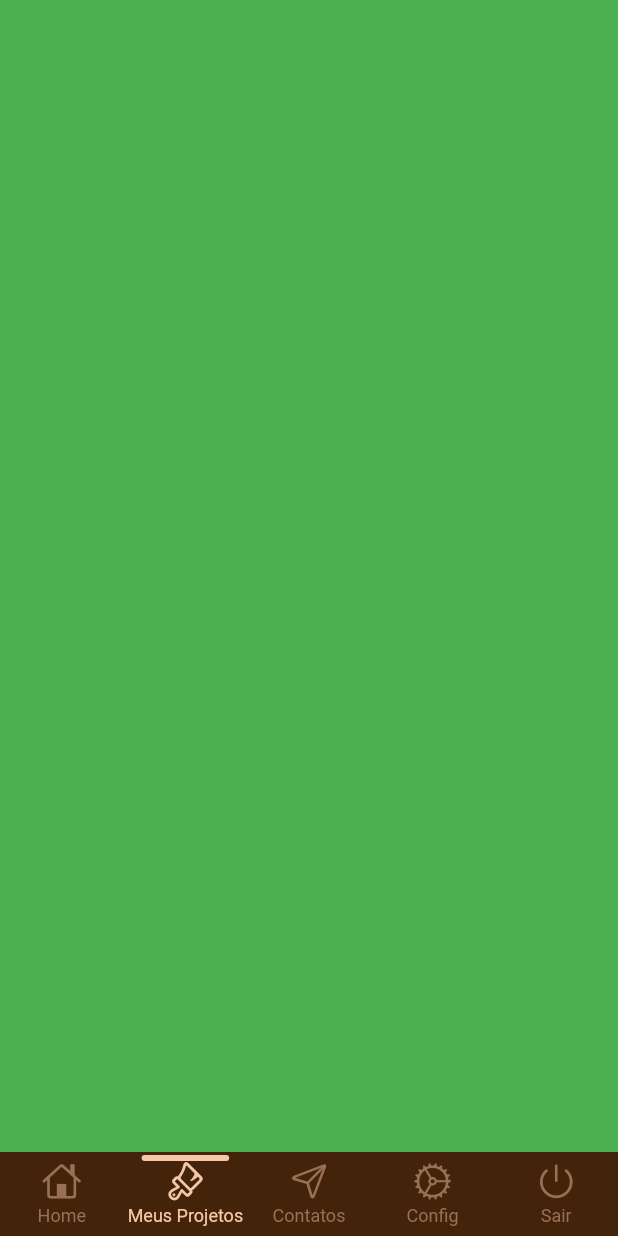
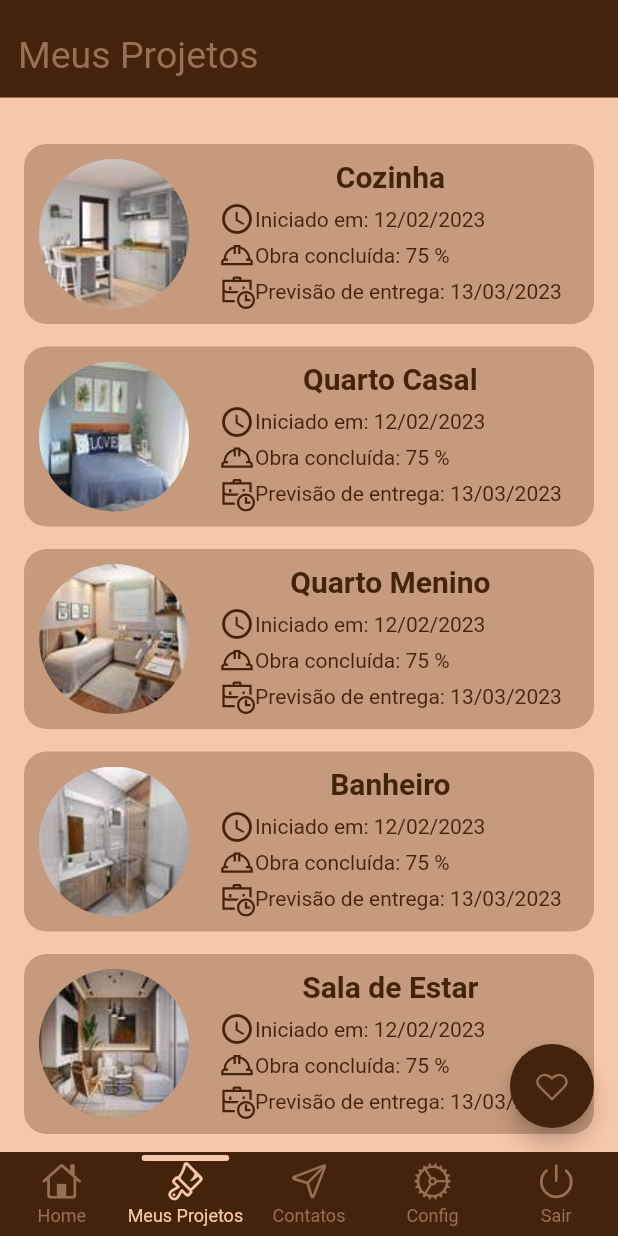
Before and after one commit to juninhocb/MovelX_Mobile, a Flutter app: the MenuScreen screen opened by its route, item 2 of the bottom bar chosen, on a phone screen of 412 x 824 dp. Run offline on Flutter 3.47's test engine with Material 2 defaults, Android fonts, the phone set to English and light mode, and no system bars; drawn by our look-alikes of persistent_bottom_nav_bar; our stand-ins replace carousel_slider, dots_indicator, flutter_login, get, line_icons.

Commit message:
feat: my projects | fix: icon at guest project

```diff
--- a/lib/helpers/constants/app_constants.dart
+++ b/lib/helpers/constants/app_constants.dart
@@ -24,6 +24,13 @@ class AppConstants {
   static const String avatarImage5 = "assets/images/avatars/avatar5.png";
   static const String avatarImage6 = "assets/images/avatars/avatar6.png";
 
+  static const String projectImage1 = "assets/images/my_projects/project1.jpg";
+  static const String projectImage2 = "assets/images/my_projects/project2.jpg";
+  static const String projectImage3 = "assets/images/my_projects/project3.jpg";
+  static const String projectImage4 = "assets/images/my_projects/project4.jpg";
+  static const String projectImage5 = "assets/images/my_projects/project5.jpg";
+
+
   static Duration twoSeconds = const Duration(seconds: 2);
   static Duration threeSeconds = const Duration(seconds: 3);
 
--- a/lib/helpers/routes/app_routes.dart
+++ b/lib/helpers/routes/app_routes.dart
@@ -4,7 +4,7 @@ import 'package:mobile_movelx/views/splash/splash_screen.dart';
 import 'package:flutter/material.dart';
 
 import '../../views/guest/menu_screen.dart';
-import '../../views/guest/pages/home_children/ProjectFromHomePage.dart';
+import '../../views/guest/pages/home_children/project_from_home_page.dart';
 
 class AppRoutes {
   static const String splashScreen = "/splash-page";
--- a/lib/views/guest/menu_screen.dart
+++ b/lib/views/guest/menu_screen.dart
@@ -1,6 +1,7 @@
 import 'package:flutter/cupertino.dart';
 import 'package:flutter/material.dart';
 import 'package:mobile_movelx/views/guest/pages/guest_home_page.dart';
+import 'package:mobile_movelx/views/guest/pages/guest_my_projects_page.dart';
 import 'package:persistent_bottom_nav_bar/persistent_tab_view.dart';
 
 import '../../helpers/constants/app_colors.dart';
@@ -17,7 +18,7 @@ class _MenuScreenState extends State<MenuScreen> {
   List<Widget> _buildScreens() {
     return [
       const GuestHomePage(),
-      Container(color: Colors.green,),
+      const GuestMyProjects(),
       Container(color: Colors.blue,),
       Container(color: Colors.blue,),
       Container(color: Colors.blue,)
--- a/lib/views/guest/pages/guest_home_page.dart
+++ b/lib/views/guest/pages/guest_home_page.dart
@@ -3,7 +3,7 @@ import 'package:flutter/cupertino.dart';
 import 'package:flutter/material.dart';
 import 'package:carousel_slider/carousel_slider.dart';
 import 'package:mobile_movelx/helpers/constants/app_constants.dart';
-import 'package:mobile_movelx/views/guest/pages/home_children/ProjectFromHomePage.dart';
+import 'package:mobile_movelx/views/guest/pages/home_children/project_from_home_page.dart';
 
 import '../../../helpers/constants/app_colors.dart';
 import '../../../widgets/icon_and_text.dart';
--- /dev/null
+++ b/lib/views/guest/pages/guest_my_projects_page.dart
@@ -0,0 +1,118 @@
+import 'package:flutter/cupertino.dart';
+import 'package:flutter/material.dart';
+import 'package:mobile_movelx/helpers/constants/app_constants.dart';
+import 'package:mobile_movelx/widgets/icon_and_text.dart';
+import 'package:line_icons/line_icons.dart';
+
+import '../../../helpers/constants/app_colors.dart';
+
+class GuestMyProjects extends StatefulWidget {
+  const GuestMyProjects({Key? key}) : super(key: key);
+
+  @override
+  State<GuestMyProjects> createState() => _GuestMyProjectsState();
+}
+
+class _GuestMyProjectsState extends State<GuestMyProjects> {
+
+  final List<String> _projectsPath = [
+    AppConstants.projectImage1,
+    AppConstants.projectImage2,
+    AppConstants.projectImage3,
+    AppConstants.projectImage4,
+    AppConstants.projectImage5
+  ];
+
+  final List<String> _projectsNames = [
+    "Cozinha",
+    "Quarto Casal",
+    "Quarto Menino",
+    "Banheiro",
+    "Sala de Estar"
+  ];
+
+
+  @override
+  Widget build(BuildContext context) {
+    return Scaffold(
+      backgroundColor: AppColors.textColor,
+      body: Column(
+        children: [
+          _buildTopFixedMenu(),
+          Expanded(child: _buildBody()),
+        ],
+      ),
+      floatingActionButton: FloatingActionButton(
+          backgroundColor: AppColors.mainColor,
+          onPressed: (){},
+          child: const Icon(LineIcons.heart, color: AppColors.detailColor,),
+      ),
+    );
+  }
+
+  Widget _buildTopFixedMenu() {
+    return Container(
+      padding: EdgeInsets.only(top: 12, right: 12, left: 12),
+      height: 65,
+      color: AppColors.mainColor,
+      child: Container(
+        padding: EdgeInsets.only(top: 10),
+        width: double.maxFinite,
+        child: Text("Meus Projetos", style: TextStyle(
+          color: AppColors.detailColor,
+          fontSize: 25
+        ),),
+      ),
+    );
+  }
+
+  Widget _buildBody(){
+    return _buildProjects(context);
+  }
+
+  Widget _buildProjects(BuildContext context) {
+    return ListView.builder(
+        padding: const EdgeInsets.all(16),
+        itemCount: 5,
+        itemBuilder: (BuildContext context, int index) {
+          return Container(
+            padding: EdgeInsets.all(10),
+            decoration: BoxDecoration(
+              color: AppColors.secondaryDetailColor,
+              borderRadius: BorderRadius.circular(15)
+            ),
+            margin: EdgeInsets.only(top: 15),
+            child: Row(
+              children: [
+                ClipOval(
+                  child: Container(
+                    width: 100,
+                    height: 100,
+                    child: Image.asset(_projectsPath[index]),
+                  ),
+                ),
+                SizedBox(width: 20,),
+                Column(
+                  children: [
+                    Text(_projectsNames[index], style: TextStyle(color: AppColors.mainColor, fontSize: 20, fontWeight: FontWeight.bold),),
+                    SizedBox(height: 5,),
+                    Column(
+                      crossAxisAlignment: CrossAxisAlignment.start,
+                      children: [
+                        IconAndText(icon: Icons.access_time_rounded, text: "Iniciado em: 12/02/2023"),
+                        IconAndText(icon: LineIcons.hardHat, text: "Obra concluída: 75 %"),
+                        IconAndText(icon: LineIcons.businessTime, text: "Previsão de entrega: 13/03/2023")
+                      ],
+                    ),
+
+                  ],
+                )
+              ],
+            ),
+          );
+        }
+    );
+  }
+
+
+}
--- a/lib/views/guest/pages/home_children/ProjectFromHomePage.dart
+++ b/lib/views/guest/pages/home_children/project_from_home_page.dart
@@ -63,16 +63,16 @@ class _ProjectFromHomePageState extends State<ProjectFromHomePage> {
                     ),
                   ),
                 )),
-            Positioned(
+            /*Positioned(
                 right: 15,
                 top: 15,
                 child: Container(
                   child: Icon(
-                    Icons.heart_broken,
-                    color: AppColors.textColor,
+                    LineIcons.heart,
+                    color: AppColors.mainColor,
                     size: 30,
                   ),
-                )),
+                )), */
             Positioned(
                 right: 15,
                 bottom: 15,
--- a/pubspec.yaml
+++ b/pubspec.yaml
@@ -36,6 +36,7 @@ dependencies:
   carousel_slider: ^4.2.1
   dots_indicator: ^2.1.0
   persistent_bottom_nav_bar: ^5.0.2
+  line_icons: ^2.0.1
 
 
 dev_dependencies:
@@ -66,6 +67,7 @@ flutter:
     - assets/images/guest_image/
     - assets/images/mar_logos/
     - assets/images/avatars/
+    - assets/images/my_projects/
   #   - images/a_dot_ham.jpeg
 
   # An image asset can refer to one or more resolution-specific "variants", see
```
Also changed, not shown: assets/images/my_projects/project1.jpg (added), assets/images/my_projects/project2.jpg (added), assets/images/my_projects/project3.jpg (added), assets/images/my_projects/project4.jpg (added), assets/images/my_projects/project5.jpg (added), pubspec.lock.
